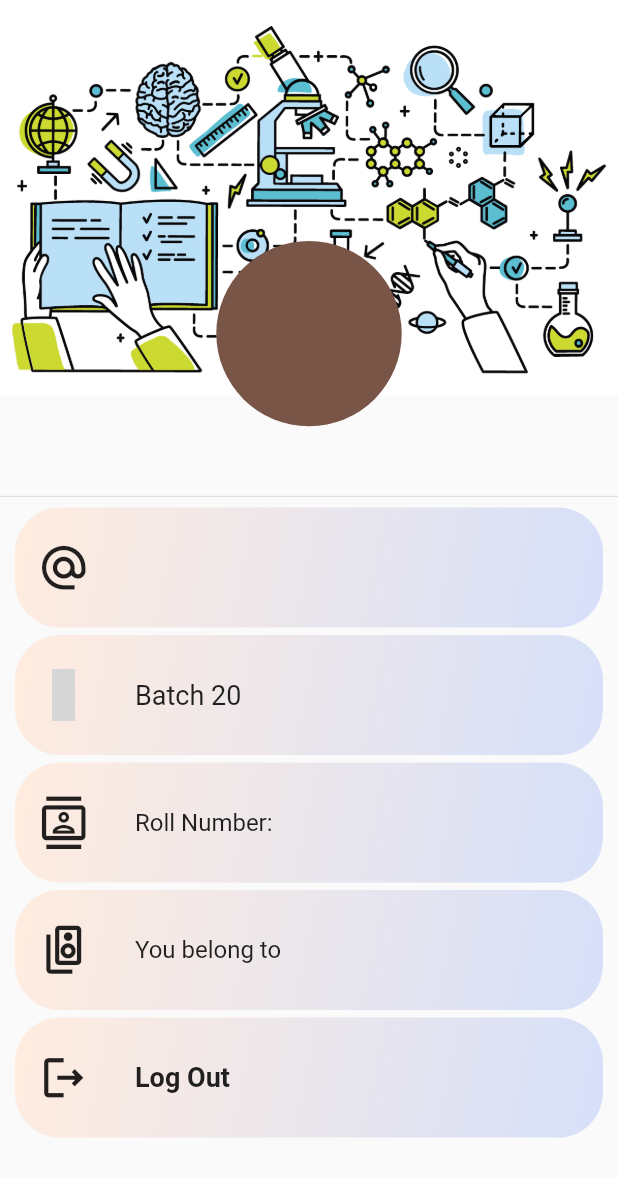
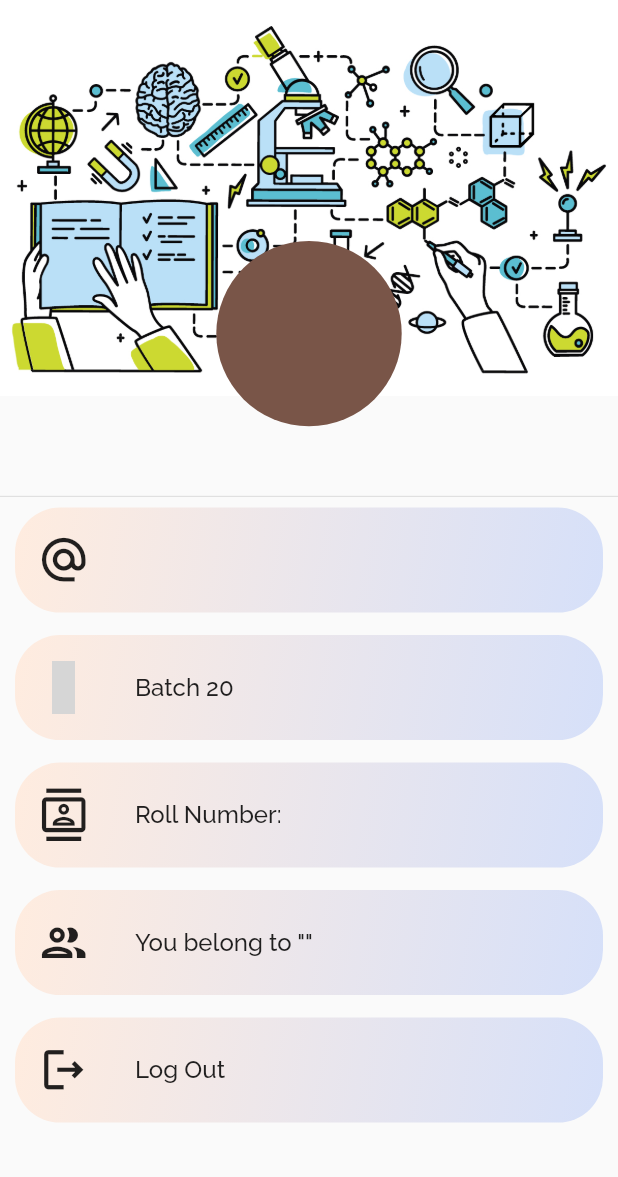
Before and after one commit to Sochem/Sochem-App, a Flutter app: the ProfilePage screen opened by its route, on a phone screen of 412 x 824 dp. Shown: the top 1177 px of the screen. Run offline on Flutter 3.47's test engine with Material 2 defaults, Android fonts, the phone set to English and light mode, and no system bars; our stand-ins replace cached_network_image, carousel_slider, flutter_dotenv, flutter_html, google_fonts, shared_preferences; missing offline and left inert: google_one_tap_sign_in, shape_of_view_null_safe; accounts and stored records are empty; network calls fail; statements that could not run were skipped; grey boxes are pictures that could not be loaded.

Commit message:
profile final

```diff
--- a/lib/screen/profile.dart
+++ b/lib/screen/profile.dart
@@ -3,6 +3,7 @@ import 'dart:io';
 import 'dart:math';
 
 import 'package:flutter/material.dart';
+import 'package:google_fonts/google_fonts.dart';
 import 'package:shape_of_view_null_safe/shape_of_view_null_safe.dart';
 import 'package:shared_preferences/shared_preferences.dart';
 import '../models/people_model.dart';
@@ -135,9 +136,9 @@ class _ProfilePageState extends State<ProfilePage> {
                     child: Text(
                       userName,
                       textAlign: TextAlign.center,
-                      style: TextStyle(
-                        fontSize: 30,
-                        fontFamily: 'Nunito',
+                      style: GoogleFonts.raleway(
+                        textStyle: TextStyle(
+                            fontSize: 30, fontWeight: FontWeight.w600),
                       ),
                     ),
                   ),
@@ -149,7 +150,7 @@ class _ProfilePageState extends State<ProfilePage> {
                       Padding(
                         padding: const EdgeInsets.symmetric(horizontal: 10),
                         child: Container(
-                          height: 80,
+                          height: 70,
                           width: MediaQuery.of(context).size.height * 0.7,
                           decoration: BoxDecoration(
                             borderRadius: BorderRadius.all(
@@ -175,7 +176,12 @@ class _ProfilePageState extends State<ProfilePage> {
                                   padding: EdgeInsets.fromLTRB(30, 5, 10, 5),
                                   child: Text(
                                     userEmail,
-                                    style: TextStyle(fontSize: 14),
+                                    style: GoogleFonts.raleway(
+                                      textStyle: TextStyle(
+                                        fontSize: 14,
+                                        fontWeight: FontWeight.w500,
+                                      ),
+                                    ),
                                   ),
                                 ),
                               )
@@ -184,12 +190,12 @@ class _ProfilePageState extends State<ProfilePage> {
                         ),
                       ),
                       SizedBox(
-                        height: 5,
+                        height: 15,
                       ),
                       Padding(
                         padding: const EdgeInsets.symmetric(horizontal: 10),
                         child: Container(
-                          height: 80,
+                          height: 70,
                           width: MediaQuery.of(context).size.height * 0.7,
                           decoration: BoxDecoration(
                             borderRadius: BorderRadius.all(
@@ -216,9 +222,12 @@ class _ProfilePageState extends State<ProfilePage> {
                                     padding: EdgeInsets.fromLTRB(30, 5, 10, 5),
                                     child: Text(
                                       "Batch 20" + year,
-                                      style: TextStyle(
-                                          fontSize: 18,
-                                          fontWeight: FontWeight.w400),
+                                      style: GoogleFonts.raleway(
+                                        textStyle: TextStyle(
+                                          fontSize: 16,
+                                          fontWeight: FontWeight.w500,
+                                        ),
+                                      ),
                                     ),
                                   ),
                                 ),
@@ -228,12 +237,12 @@ class _ProfilePageState extends State<ProfilePage> {
                         ),
                       ),
                       SizedBox(
-                        height: 5,
+                        height: 15,
                       ),
                       Padding(
                         padding: const EdgeInsets.symmetric(horizontal: 10),
                         child: Container(
-                          height: 80,
+                          height: 70,
                           width: MediaQuery.of(context).size.height * 0.7,
                           decoration: BoxDecoration(
                             borderRadius: BorderRadius.all(
@@ -259,7 +268,12 @@ class _ProfilePageState extends State<ProfilePage> {
                                   padding: EdgeInsets.fromLTRB(30, 5, 10, 5),
                                   child: Text(
                                     "Roll Number: " + rollNo,
-                                    style: TextStyle(fontSize: 16),
+                                    style: GoogleFonts.raleway(
+                                      textStyle: TextStyle(
+                                        fontSize: 16,
+                                        fontWeight: FontWeight.w500,
+                                      ),
+                                    ),
                                   ),
                                 ),
                               )
@@ -268,12 +282,12 @@ class _ProfilePageState extends State<ProfilePage> {
                         ),
                       ),
                       SizedBox(
-                        height: 5,
+                        height: 15,
                       ),
                       Padding(
                         padding: const EdgeInsets.symmetric(horizontal: 10),
                         child: Container(
-                          height: 80,
+                          height: 70,
                           width: MediaQuery.of(context).size.height * 0.7,
                           decoration: BoxDecoration(
                             borderRadius: BorderRadius.all(
@@ -290,7 +304,7 @@ class _ProfilePageState extends State<ProfilePage> {
                               Padding(
                                 padding: const EdgeInsets.only(left: 15.0),
                                 child: Icon(
-                                  Icons.speaker_group_outlined,
+                                  Icons.group_outlined,
                                   size: 35,
                                 ),
                               ),
@@ -298,8 +312,13 @@ class _ProfilePageState extends State<ProfilePage> {
                                 child: Padding(
                                   padding: EdgeInsets.fromLTRB(30, 5, 10, 5),
                                   child: Text(
-                                    "You belong to " + house,
-                                    style: TextStyle(fontSize: 16),
+                                    "You belong to \"" + house + "\"",
+                                    style: GoogleFonts.raleway(
+                                      textStyle: TextStyle(
+                                        fontSize: 16,
+                                        fontWeight: FontWeight.w500,
+                                      ),
+                                    ),
                                   ),
                                 ),
                               )
@@ -308,12 +327,12 @@ class _ProfilePageState extends State<ProfilePage> {
                         ),
                       ),
                       SizedBox(
-                        height: 5,
+                        height: 15,
                       ),
                       Padding(
                         padding: const EdgeInsets.symmetric(horizontal: 10),
                         child: Container(
-                          height: 80,
+                          height: 70,
                           width: MediaQuery.of(context).size.height * 0.7,
                           decoration: BoxDecoration(
                             borderRadius: BorderRadius.all(
@@ -341,9 +360,12 @@ class _ProfilePageState extends State<ProfilePage> {
                                     onTap: null,
                                     child: Text(
                                       "Log Out",
-                                      style: TextStyle(
-                                          fontSize: 18,
-                                          fontWeight: FontWeight.w600),
+                                      style: GoogleFonts.raleway(
+                                        textStyle: TextStyle(
+                                          fontSize: 16,
+                                          fontWeight: FontWeight.w500,
+                                        ),
+                                      ),
                                     ),
                                   ),
                                 ),
@@ -355,7 +377,7 @@ class _ProfilePageState extends State<ProfilePage> {
                     ],
                   )
                 ],
-              )
+              ),
             ],
           ),
         ),
```
